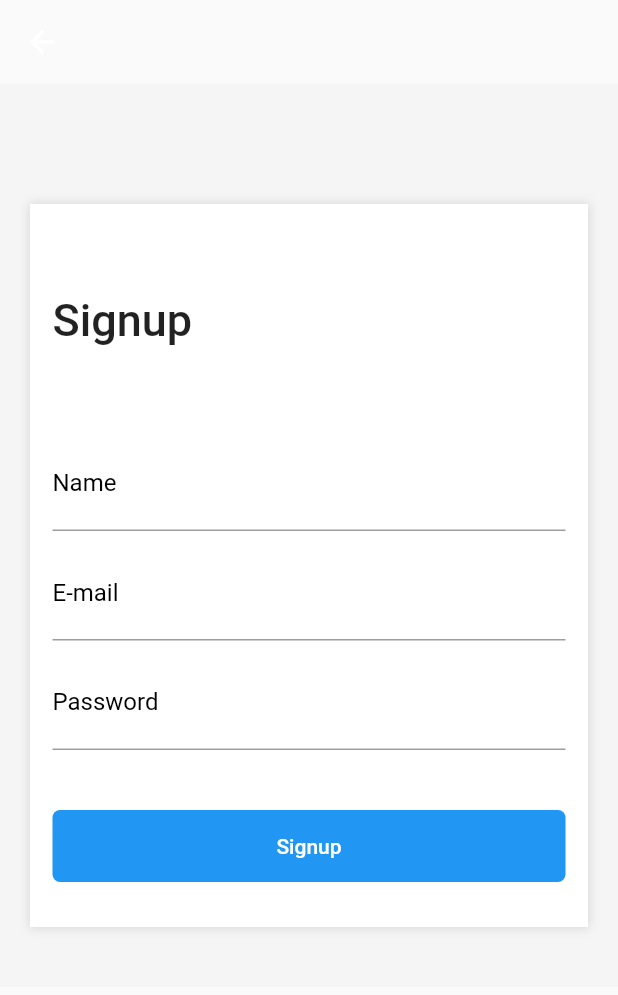
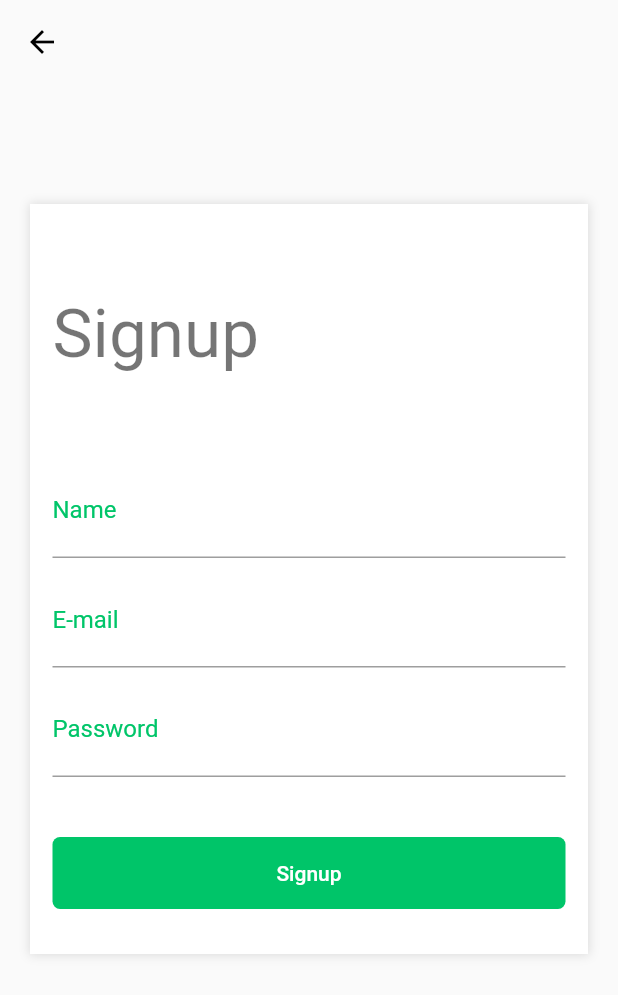
Before and after one commit to wandealves/Flutter_eshop_layout, a Flutter app: the screen it shows after launch, item 3 of the bottom bar chosen, after a tap on "Sign Up", on a phone screen of 412 x 824 dp. Shown: the top 995 px of the screen. Run offline on Flutter 3.47's test engine with Material 2 defaults, Android fonts, the phone set to English and light mode, and no system bars.

Commit message:
Criação theme

```diff
--- a/eshop/lib/main.dart
+++ b/eshop/lib/main.dart
@@ -1,6 +1,7 @@
 import 'package:flutter/material.dart';
 
 import 'package:eshop/pages/tabs.page.dart';
+import 'package:eshop/themes/light.theme.dart';
 
 void main() => runApp(MyApp());
 
@@ -11,9 +12,7 @@
     return MaterialApp(
       title: 'Flutter Demo',
       debugShowCheckedModeBanner: false,
-      theme: ThemeData(
-        primarySwatch: Colors.blue,
-      ),
+      theme: lightTheme(),
       home: DefaultTabController(
         length: 3,
         child: TabsPage(),
--- a/eshop/lib/pages/home.page.dart
+++ b/eshop/lib/pages/home.page.dart
@@ -25,9 +25,7 @@
                   ),
                   Text(
                     "Categories",
-                    style: TextStyle(
-                      fontSize: 30,
-                    ),
+                    style: Theme.of(context).textTheme.headline,
                   ),
                   SizedBox(
                     height: 10,
@@ -44,9 +42,7 @@
                     children: <Widget>[
                       Text(
                         "Best Selling",
-                        style: TextStyle(
-                          fontSize: 30,
-                        ),
+                        style: Theme.of(context).textTheme.headline,
                       ),
                       FlatButton(
                         child: Text("See All"),
--- a/eshop/lib/pages/login.page.dart
+++ b/eshop/lib/pages/login.page.dart
@@ -1,6 +1,6 @@
-import 'package:eshop/pages/home.page.dart';
+import 'package:flutter/material.dart';
+
 import 'package:eshop/pages/signup.page.dart';
-import 'package:flutter/material.dart';
 
 class LoginPage extends StatelessWidget {
   @override
@@ -19,7 +19,7 @@
               Container(
                 height: 450,
                 decoration: BoxDecoration(
-                  color: Colors.white,
+                  color: Theme.of(context).accentColor,
                   boxShadow: [
                     new BoxShadow(
                       color: Colors.black12,
@@ -44,16 +44,21 @@
                             children: <Widget>[
                               Text(
                                 "Welcome",
-                                style: TextStyle(
-                                  fontSize: 30,
-                                  fontWeight: FontWeight.w500,
-                                ),
+                                style: Theme.of(context).textTheme.display2,
                               ),
-                              Text("Sign in to continue"),
+                              Text(
+                                "Sign in to continue",
+                                style: Theme.of(context).textTheme.subhead,
+                              ),
                             ],
                           ),
                           FlatButton(
-                            child: Text("Sign Up"),
+                            child: Text(
+                              "Sign Up",
+                              style: TextStyle(
+                                color: Theme.of(context).primaryColor,
+                              ),
+                            ),
                             onPressed: () {
                               Navigator.push(
                                 context,
@@ -73,13 +78,14 @@
                         decoration: InputDecoration(
                           labelText: "E-mail",
                           labelStyle: TextStyle(
-                            color: Colors.black,
+                            color: Theme.of(context).primaryColor,
                             fontWeight: FontWeight.w400,
                             fontSize: 16,
                           ),
                         ),
                         style: TextStyle(
                           fontSize: 20,
+                          color: Theme.of(context).primaryColor,
                         ),
                       ),
                       SizedBox(
@@ -91,17 +97,26 @@
                         decoration: InputDecoration(
                           labelText: "Password",
                           labelStyle: TextStyle(
-                            color: Colors.black,
+                            color: Theme.of(context).primaryColor,
                             fontWeight: FontWeight.w400,
                             fontSize: 16,
                           ),
+                        ),
+                        style: TextStyle(
+                          fontSize: 20,
+                          color: Theme.of(context).primaryColor,
                         ),
                       ),
                       Container(
                         height: 40,
                         alignment: Alignment.centerRight,
                         child: FlatButton(
-                          child: Text("Forgot your password?"),
+                          child: Text(
+                            "Forgot your password?",
+                            style: TextStyle(
+                              color: Theme.of(context).primaryColor,
+                            ),
+                          ),
                           onPressed: () {},
                         ),
                       ),
@@ -111,7 +126,7 @@
                       Container(
                         width: double.infinity,
                         decoration: BoxDecoration(
-                          color: Colors.blue,
+                          color: Theme.of(context).primaryColor,
                           borderRadius: BorderRadius.all(
                             Radius.circular(5),
                           ),
@@ -149,7 +164,7 @@
                 decoration: BoxDecoration(
                   border: Border.all(
                     width: 2.0,
-                    color: Colors.blue,
+                    color: Theme.of(context).primaryColor,
                   ),
                   borderRadius: BorderRadius.all(
                     Radius.circular(5),
@@ -180,7 +195,7 @@
                 decoration: BoxDecoration(
                   border: Border.all(
                     width: 2.0,
-                    color: Colors.blue,
+                    color: Theme.of(context).primaryColor,
                   ),
                   borderRadius: BorderRadius.all(
                     Radius.circular(5),
--- a/eshop/lib/pages/signup.page.dart
+++ b/eshop/lib/pages/signup.page.dart
@@ -10,7 +10,6 @@
       ),
       body: SingleChildScrollView(
         child: Container(
-          color: Color(0xFFF5F5F5),
           padding: EdgeInsets.only(
             top: 80,
             left: 20,
@@ -41,10 +40,7 @@
                     children: <Widget>[
                       Text(
                         "Signup",
-                        style: TextStyle(
-                          fontSize: 30,
-                          fontWeight: FontWeight.w500,
-                        ),
+                        style: Theme.of(context).textTheme.display2,
                       ),
                       SizedBox(
                         height: 60,
@@ -54,13 +50,14 @@
                         decoration: InputDecoration(
                           labelText: "Name",
                           labelStyle: TextStyle(
-                            color: Colors.black,
+                            color: Theme.of(context).primaryColor,
                             fontWeight: FontWeight.w400,
                             fontSize: 16,
                           ),
                         ),
                         style: TextStyle(
                           fontSize: 20,
+                          color: Theme.of(context).primaryColor,
                         ),
                       ),
                       SizedBox(
@@ -71,13 +68,14 @@
                         decoration: InputDecoration(
                           labelText: "E-mail",
                           labelStyle: TextStyle(
-                            color: Colors.black,
+                            color: Theme.of(context).primaryColor,
                             fontWeight: FontWeight.w400,
                             fontSize: 16,
                           ),
                         ),
                         style: TextStyle(
                           fontSize: 20,
+                          color: Theme.of(context).primaryColor,
                         ),
                       ),
                       SizedBox(
@@ -89,13 +87,14 @@
                         decoration: InputDecoration(
                           labelText: "Password",
                           labelStyle: TextStyle(
-                            color: Colors.black,
+                            color: Theme.of(context).primaryColor,
                             fontWeight: FontWeight.w400,
                             fontSize: 16,
                           ),
                         ),
                         style: TextStyle(
                           fontSize: 20,
+                          color: Theme.of(context).primaryColor,
                         ),
                       ),
                       SizedBox(
@@ -104,7 +103,7 @@
                       Container(
                         width: double.infinity,
                         decoration: BoxDecoration(
-                          color: Colors.blue,
+                          color: Theme.of(context).primaryColor,
                           borderRadius: BorderRadius.all(
                             Radius.circular(5),
                           ),
--- a/eshop/lib/pages/tabs.page.dart
+++ b/eshop/lib/pages/tabs.page.dart
@@ -33,11 +33,11 @@
             ),
           ),
         ],
-        labelColor: Colors.blue,
+        labelColor: Theme.of(context).primaryColor,
         unselectedLabelColor: Colors.black38,
         indicatorSize: TabBarIndicatorSize.label,
         indicatorPadding: EdgeInsets.all(5.0),
-        indicatorColor: Colors.blue,
+        indicatorColor: Theme.of(context).primaryColor,
       ),
     );
   }
--- /dev/null
+++ b/eshop/lib/themes/light.theme.dart
@@ -0,0 +1,47 @@
+import 'package:flutter/material.dart';
+
+const brightness = Brightness.light;
+const primaryColor = const Color(0xFF00C569);
+const lightColor = const Color(0xFFFFFFFF);
+const backgroundColor = const Color(0xFFF5F5F5);
+
+ThemeData lightTheme() {
+  return ThemeData(
+    // primarySwatch: primaryColor,
+    brightness: brightness,
+    // textTheme: new TextTheme(
+    //   body1: new TextStyle(color: Colors.red),
+    //   display4: new TextStyle(fontSize: 78),
+    //   button: new TextStyle(color: Colors.green),
+    //   headline: new TextStyle(color: Colors.deepPurple)
+    // ),
+    // tabBarTheme:
+    // accentIconTheme:
+    // accentTextTheme:
+    // appBarTheme:
+    // bottomAppBarTheme:
+    // buttonTheme: new ButtonThemeData(
+    //   buttonColor: Colors.orange,
+    //   textTheme: ButtonTextTheme.primary,
+    // ),
+    // cardTheme: CardTheme(
+    //   elevation: 5,
+    //   color: Colors.indigo,
+    // ),
+    // chipTheme:
+    // dialogTheme:
+    // floatingActionButtonTheme:
+    // iconTheme:
+    // inputDecorationTheme:
+    // pageTransitionsTheme:
+    // primaryIconTheme:
+    // primaryTextTheme:
+    // sliderTheme:
+    primaryColor: primaryColor,
+    accentColor: Colors.white,
+    // fontFamily: 'Montserrat',
+    // buttonColor: Color(0xFF00C569),
+    // // scaffoldBackgroundColor: backgroundColor,
+    // cardColor: Colors.white,
+  );
+}
--- a/eshop/lib/widgets/product/product-card.widget.dart
+++ b/eshop/lib/widgets/product/product-card.widget.dart
@@ -77,7 +77,7 @@
             style: TextStyle(
               fontSize: 16,
               fontWeight: FontWeight.bold,
-              color: Color(0xFF00C569),
+              color: Theme.of(context).primaryColor,
             ),
           )
         ],
--- a/eshop/lib/widgets/search-box.widget.dart
+++ b/eshop/lib/widgets/search-box.widget.dart
@@ -29,14 +29,14 @@
                 border: InputBorder.none,
                 labelText: "Search...",
                 labelStyle: TextStyle(
-                  color: Colors.blue,
+                  color: Theme.of(context).primaryColor,
                   fontWeight: FontWeight.w300,
                   fontSize: 16,
                 ),
               ),
               style: TextStyle(
                 fontSize: 20,
-                color: Colors.blue,
+                color: Theme.of(context).primaryColor,
               ),
             ),
           ),
```
Also changed, not shown: eshop/lib/pages/cart.page.dart (+15 -19 lines), eshop/lib/themes/dark.theme.dart (added, +46 -0 lines).
